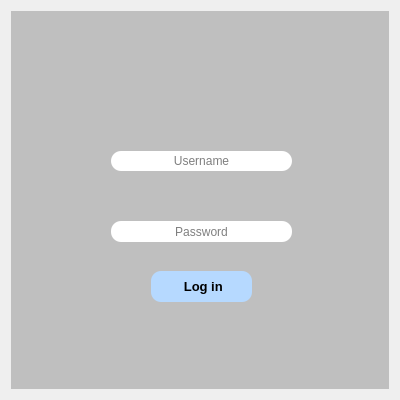
First picture: the form in src/Login.ui, repository rvqzs/tresPatitos, before the edit.
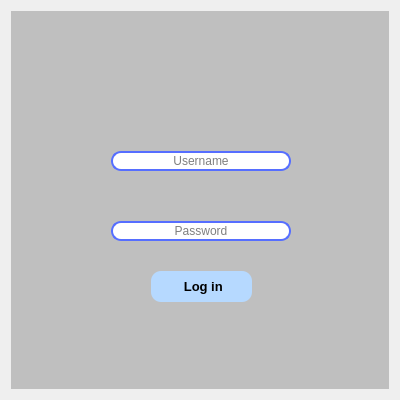
Second picture: the form after the edit. Icons and pictures are not drawn.

What changed in the file:
```diff
--- a/src/Login.ui
+++ b/src/Login.ui
@@ -123,13 +123,13 @@
        <rect>
         <x>100</x>
         <y>210</y>
-        <width>181</width>
-        <height>21</height>
+        <width>180</width>
+        <height>20</height>
        </rect>
       </property>
       <property name="styleSheet">
        <string notr="true">background-color: rgb(255, 255, 255);
-border:none;
+border:2px solid #566eff;
 border-radius:10px;</string>
       </property>
       <property name="alignment">
@@ -144,7 +144,7 @@
        <rect>
         <x>100</x>
         <y>140</y>
-        <width>181</width>
+        <width>180</width>
         <height>20</height>
        </rect>
       </property>
@@ -162,7 +162,7 @@
       </property>
       <property name="styleSheet">
        <string notr="true">background-color: rgb(255, 255, 255);
-border:none;
+border:2px solid #566eff;
 border-radius:10px;</string>
       </property>
       <property name="text">
```
Left out of the diff: 4 changed lines with no effect on the pictures.
